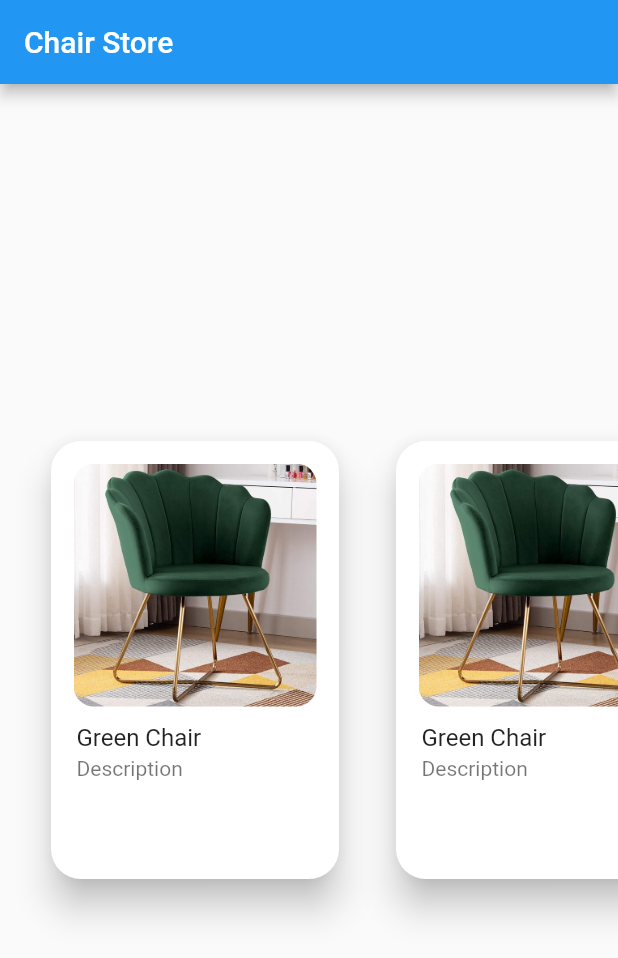
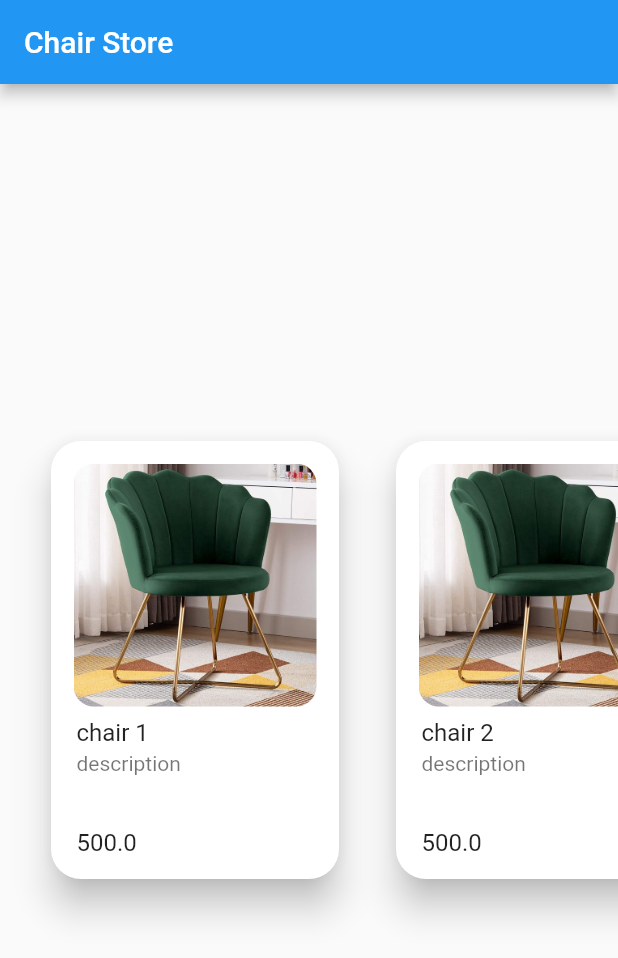
Before and after one commit to alexregiani/ui_store, a Flutter app: the screen it shows after launch, on a phone screen of 412 x 824 dp. Shown: the top 958 px of the screen. Run offline on Flutter 3.47's test engine with Material 2 defaults, Android fonts, the phone set to English and light mode, and no system bars.

Commit message:
added listile title, subtitle to card

```diff
--- a/lib/presentation/products_screen/widgets/product_card.dart
+++ b/lib/presentation/products_screen/widgets/product_card.dart
@@ -1,7 +1,16 @@
 import 'package:flutter/material.dart';
 
 class ProductCard extends StatelessWidget {
-  const ProductCard({Key? key}) : super(key: key);
+  const ProductCard(
+      {Key? key,
+      required this.title,
+      required this.subtitle,
+      required this.price})
+      : super(key: key);
+
+  final String title;
+  final String subtitle;
+  final double price;
 
   @override
   Widget build(BuildContext context) {
@@ -36,14 +45,21 @@ class ProductCard extends StatelessWidget {
           ),
         ),
       ),
-      const Positioned(
-        bottom: 30,
-        top: 175,
-        left: 5,
+      Positioned(
+        top: 172,
+        right: 45,
         width: 150,
-        child: ListTile(
-          title: Text('Green Chair'),
-          subtitle: Text('Description'),
+        child: Column(
+          mainAxisSize: MainAxisSize.max,
+          children: [
+            ListTile(
+              title: Text(title),
+              subtitle: Text(subtitle),
+            ),
+            ListTile(
+              title: Text('$price'),
+            )
+          ],
         ),
       ),
     ]);
--- a/lib/product_screen.dart
+++ b/lib/product_screen.dart
@@ -12,15 +12,21 @@ class ProductScreen extends StatelessWidget {
         children: const [
           SizedBox(width: 30),
           Center(
-            child: ProductCard(),
+            child: ProductCard(
+                title: 'chair 1', subtitle: 'description', price: 500.0),
           ),
           SizedBox(width: 30),
           Center(
-            child: ProductCard(),
+            child: ProductCard(
+                title: 'chair 2', subtitle: 'description', price: 500.0),
           ),
           SizedBox(width: 30),
           Center(
-            child: ProductCard(),
+            child: ProductCard(
+              title: 'chair 3',
+              subtitle: 'description',
+              price: 500.0,
+            ),
           ),
           SizedBox(width: 30),
         ],
```
